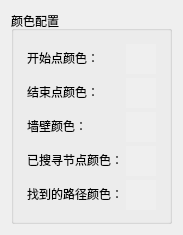
First picture: the form in src/Qt/ui/ConfigWidget.ui, repository half-nothing/maze-algorithm-visualization, before the edit.
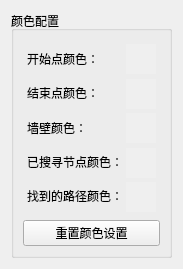
Second picture: the form after the edit. Custom widgets are drawn as their Qt base class.

Commit message: feat(Config): 优化配置文件页面，添加计时器宏

What changed in the file:
```diff
--- a/src/Qt/ui/ConfigWidget.ui
+++ b/src/Qt/ui/ConfigWidget.ui
@@ -7,13 +7,13 @@
     <x>0</x>
     <y>0</y>
     <width>183</width>
-    <height>235</height>
+    <height>269</height>
    </rect>
   </property>
   <property name="minimumSize">
    <size>
     <width>183</width>
-    <height>235</height>
+    <height>269</height>
    </size>
   </property>
   <property name="maximumSize">
@@ -242,6 +242,13 @@
         </item>
        </layout>
       </item>
+      <item row="1" column="0">
+       <widget class="QPushButton" name="resetColorSettingButton">
+        <property name="text">
+         <string>重置颜色设置</string>
+        </property>
+       </widget>
+      </item>
      </layout>
     </widget>
    </item>
```
The commit also changes 10 other files.
